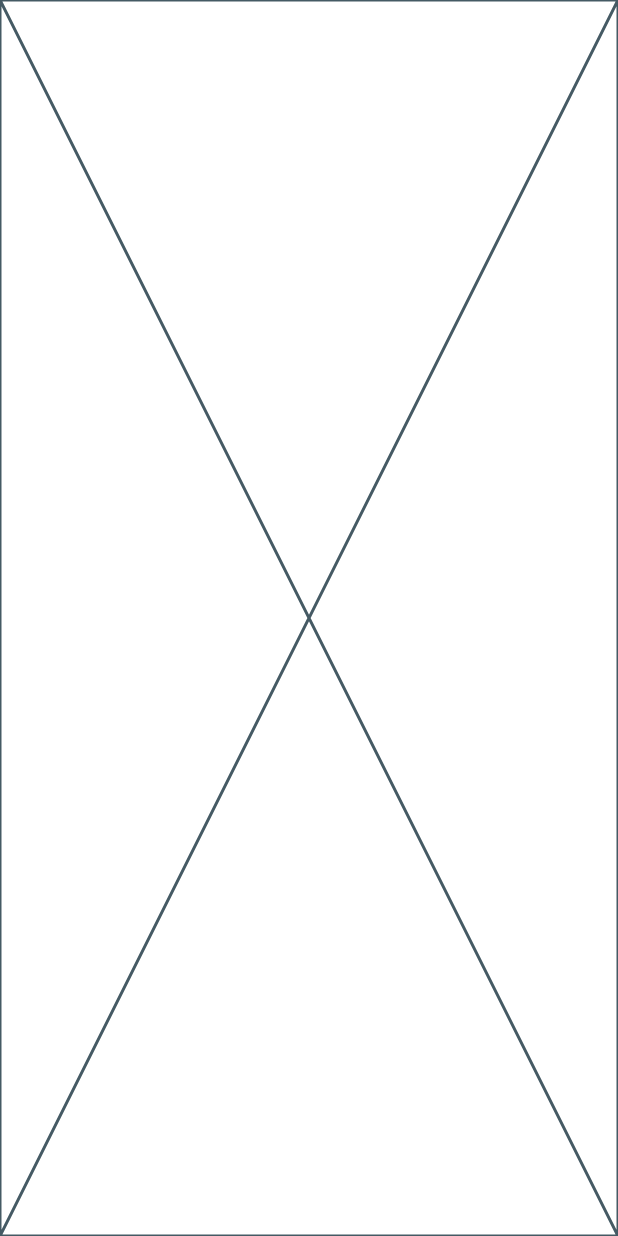
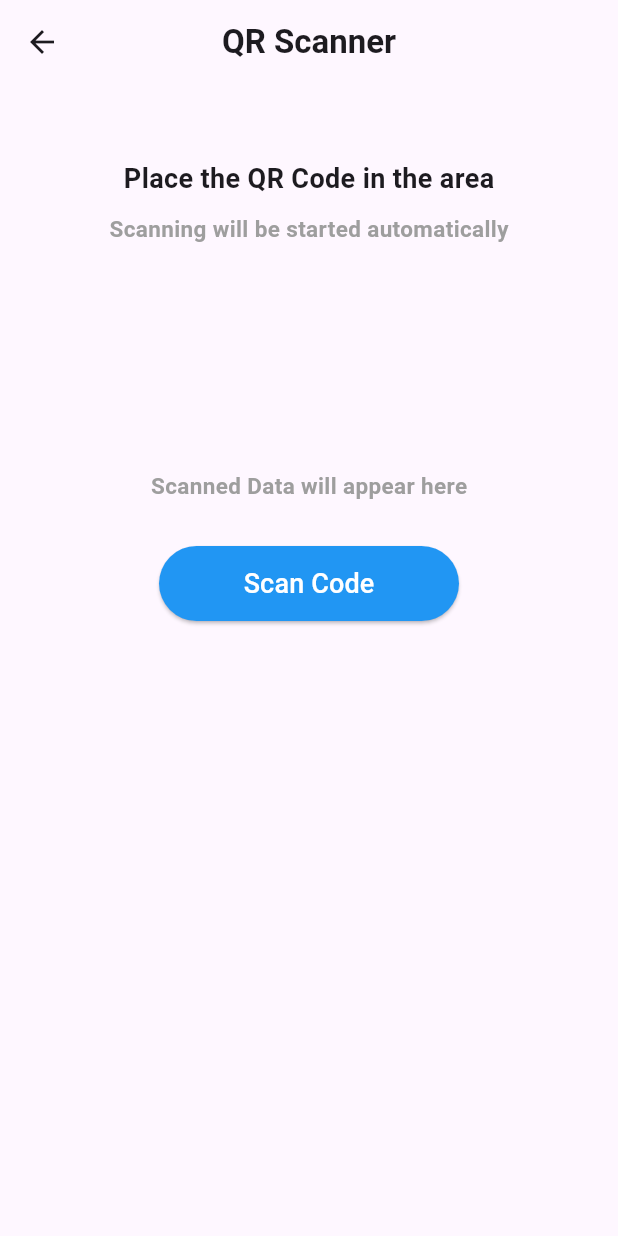
Before and after one commit to armanurrashid/QR_Scanner_App, a Flutter app: the screen it shows after launch, after a tap on "Scan QR Code", on a phone screen of 412 x 824 dp. Run offline on Flutter 3.47's test engine with Material 3 defaults, Android fonts, the phone set to English and light mode, and no system bars; our stand-ins replace qr_flutter; missing offline and left inert: flutter_barcode_scanner.

Commit message:
Scan QR Code

```diff
--- a/lib/views/scan_qr_code.dart
+++ b/lib/views/scan_qr_code.dart
@@ -1,4 +1,7 @@
+import 'package:flutter/material.dart';
+import 'package:flutter/services.dart';
 import 'package:flutter/widgets.dart';
+import 'package:flutter_barcode_scanner/flutter_barcode_scanner.dart';
 
 class Scan_QR_Code extends StatefulWidget {
   const Scan_QR_Code({super.key});
@@ -8,8 +11,74 @@ class Scan_QR_Code extends StatefulWidget {
 }
 
 class _Scan_QR_CodeState extends State<Scan_QR_Code> {
+  String qrResult = 'Scanned Data will appear here';
+  Future<void> scanQR() async {
+    try {
+      final qrCode = await FlutterBarcodeScanner.scanBarcode(
+          '#ff6666', 'Cancel', true, ScanMode.QR);
+      if (!mounted) return;
+      setState(() {
+        this.qrResult = qrCode.toString();
+      });
+    } on PlatformException {
+      qrResult = 'Fail to read QR Code';
+    }
+  }
+
   @override
   Widget build(BuildContext context) {
-    return const Placeholder();
+    return Scaffold(
+      appBar: AppBar(
+        title: Text(
+          "QR Scanner",
+          style: TextStyle(fontWeight: FontWeight.bold),
+        ),
+        centerTitle: true,
+      ),
+      body: Center(
+        child: Column(
+          children: [
+            SizedBox(
+              height: 50,
+            ),
+            Text(
+              "Place the QR Code in the area",
+              style: TextStyle(fontSize: 18, fontWeight: FontWeight.bold),
+            ),
+            SizedBox(
+              height: 10,
+            ),
+            Text(
+              "Scanning will be started automatically",
+              style: TextStyle(
+                  fontSize: 15,
+                  fontWeight: FontWeight.bold,
+                  color: Colors.grey),
+            ),
+            SizedBox(
+              height: 150,
+            ),
+            Text('$qrResult',style: TextStyle(
+                fontSize: 15,
+                fontWeight: FontWeight.bold,
+                color: Colors.grey),),
+            SizedBox(
+              height: 30,
+            ),
+            ElevatedButton(
+              onPressed: scanQR,
+              style: ElevatedButton.styleFrom(
+                  backgroundColor: Colors.blue,
+                  foregroundColor: Colors.white,
+                  minimumSize: Size(200, 50)),
+              child: Text(
+                "Scan Code",
+                style: TextStyle(fontSize: 18),
+              ),
+            )
+          ],
+        ),
+      ),
+    );
   }
 }
--- a/pubspec.yaml
+++ b/pubspec.yaml
@@ -35,7 +35,7 @@ dependencies:
   # Use with the CupertinoIcons class for iOS style icons.
   cupertino_icons: ^1.0.8
   qr_flutter: ^4.1.0
-#  flutter_barcode_scanner: ^2.0.0
+  flutter_barcode_scanner: ^2.0.0
 
 dev_dependencies:
   flutter_test:
```
Also changed, not shown: pubspec.lock.
